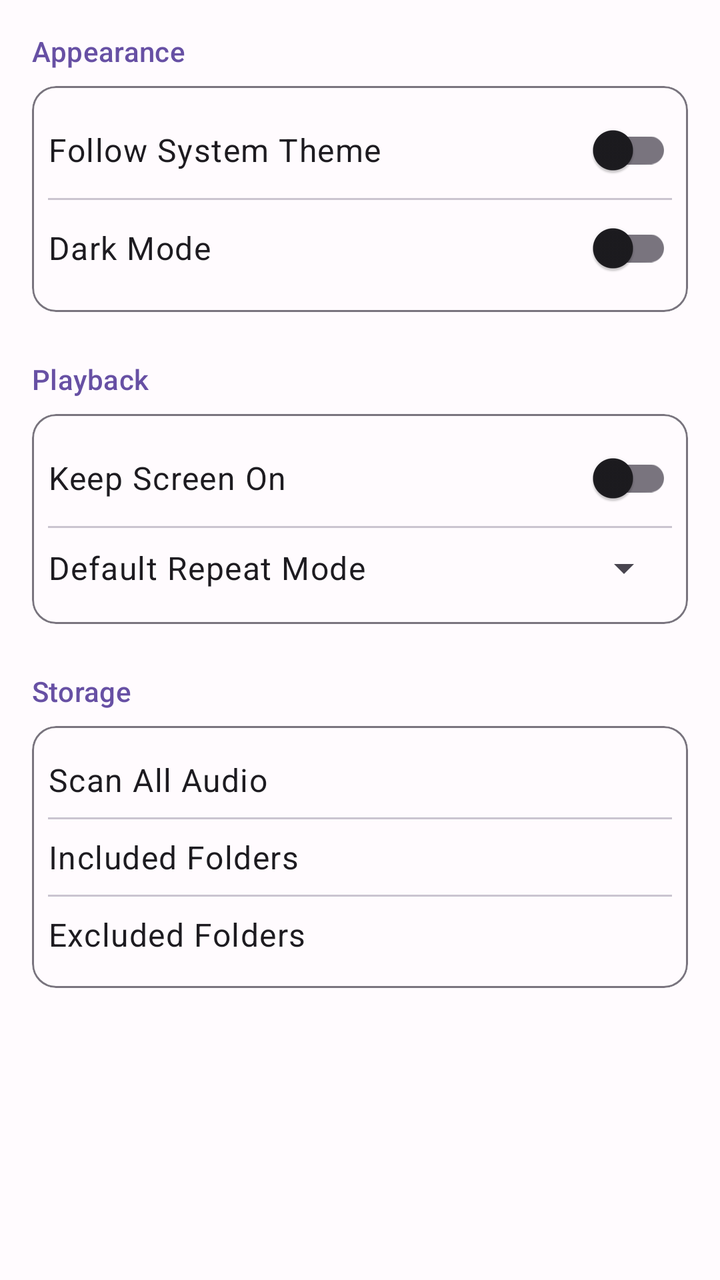
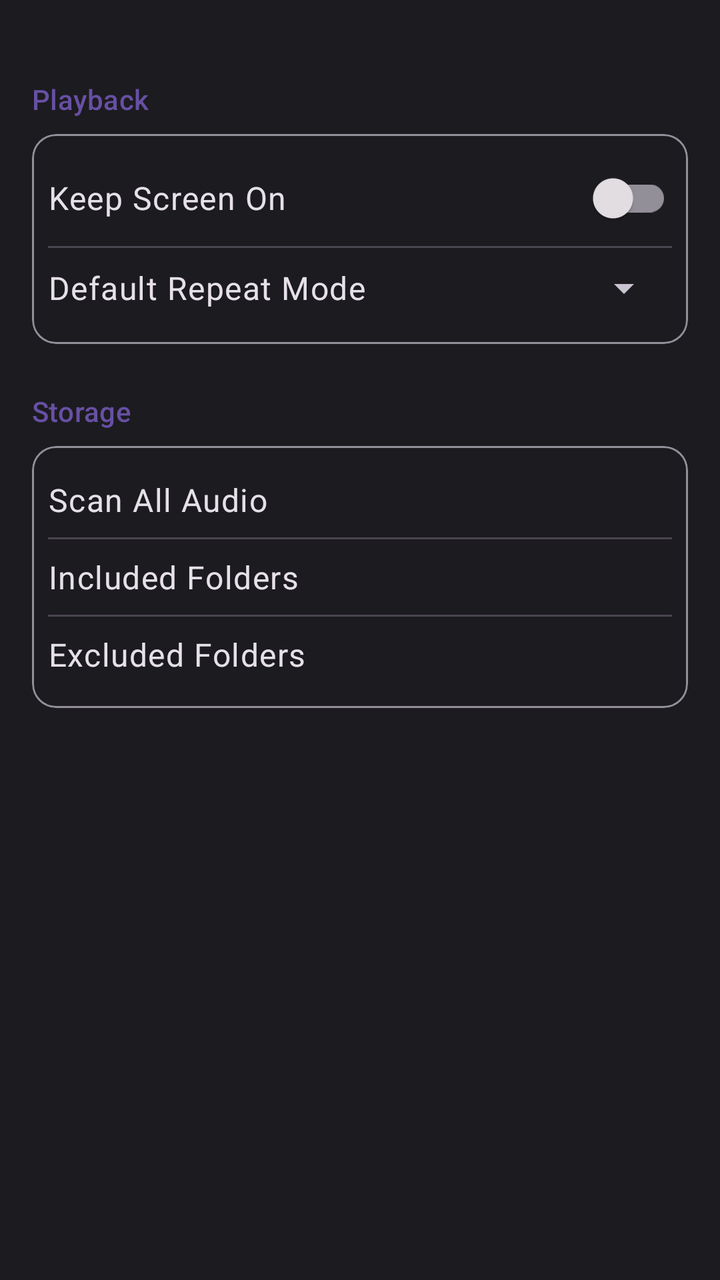

An Android layout rendered at two revisions. The XML below is the earlier revision; the diff shows what the commit changed to produce the second picture.
<!-- AndroidManifest.xml: application theme AppTheme -->
<!-- res/layout/fragment_settings.xml -->
<?xml version="1.0" encoding="utf-8"?>
<ScrollView xmlns:android="http://schemas.android.com/apk/res/android"
    xmlns:app="http://schemas.android.com/apk/res-auto"
    android:layout_width="match_parent"
    android:layout_height="match_parent"
    android:background="?attr/colorSurface">

    <LinearLayout
        android:layout_width="match_parent"
        android:layout_height="wrap_content"
        android:orientation="vertical"
        android:padding="@dimen/padding_medium">

        <TextView
            android:layout_width="wrap_content"
            android:layout_height="wrap_content"
            android:text="Appearance"
            android:textAppearance="?attr/textAppearanceTitleSmall"
            android:textColor="?attr/colorPrimary" />

        <com.google.android.material.card.MaterialCardView
            android:layout_width="match_parent"
            android:layout_height="wrap_content"
            android:layout_marginTop="@dimen/padding_small"
            app:cardElevation="0dp"
            app:strokeWidth="1dp"
            app:strokeColor="?attr/colorOutline">

            <LinearLayout
                android:layout_width="match_parent"
                android:layout_height="wrap_content"
                android:orientation="vertical"
                android:padding="@dimen/padding_small">

                <androidx.appcompat.widget.SwitchCompat
                    android:id="@+id/follow_system_switch"
                    android:layout_width="match_parent"
                    android:layout_height="wrap_content"
                    android:text="@string/follow_system"
                    android:textAppearance="?attr/textAppearanceBodyLarge" />

                <View
                    android:layout_width="match_parent"
                    android:layout_height="1dp"
                    android:background="?attr/colorOutlineVariant" />

                <androidx.appcompat.widget.SwitchCompat
                    android:id="@+id/dark_mode_switch"
                    android:layout_width="match_parent"
                    android:layout_height="wrap_content"
                    android:text="@string/dark_mode"
                    android:textAppearance="?attr/textAppearanceBodyLarge" />

            </LinearLayout>

        </com.google.android.material.card.MaterialCardView>

        <TextView
            android:layout_width="wrap_content"
            android:layout_height="wrap_content"
            android:layout_marginTop="@dimen/padding_large"
            android:text="Playback"
            android:textAppearance="?attr/textAppearanceTitleSmall"
            android:textColor="?attr/colorPrimary" />

        <com.google.android.material.card.MaterialCardView
            android:layout_width="match_parent"
            android:layout_height="wrap_content"
            android:layout_marginTop="@dimen/padding_small"
            app:cardElevation="0dp"
            app:strokeWidth="1dp"
            app:strokeColor="?attr/colorOutline">

            <LinearLayout
                android:layout_width="match_parent"
                android:layout_height="wrap_content"
                android:orientation="vertical"
                android:padding="@dimen/padding_small">

                <androidx.appcompat.widget.SwitchCompat
                    android:id="@+id/keep_screen_on_switch"
                    android:layout_width="match_parent"
                    android:layout_height="wrap_content"
                    android:text="@string/keep_screen_on"
                    android:textAppearance="?attr/textAppearanceBodyLarge" />

                <View
                    android:layout_width="match_parent"
                    android:layout_height="1dp"
                    android:background="?attr/colorOutlineVariant" />

                <LinearLayout
                    android:layout_width="match_parent"
                    android:layout_height="wrap_content"
                    android:gravity="center_vertical"
                    android:orientation="horizontal"
                    android:paddingVertical="@dimen/padding_small">

                    <TextView
                        android:layout_width="0dp"
                        android:layout_height="wrap_content"
                        android:layout_weight="1"
                        android:text="@string/default_repeat_mode"
                        android:textAppearance="?attr/textAppearanceBodyLarge" />

                    <Spinner
                        android:id="@+id/default_repeat_spinner"
                        android:layout_width="wrap_content"
                        android:layout_height="wrap_content" />

                </LinearLayout>

            </LinearLayout>

        </com.google.android.material.card.MaterialCardView>

        <TextView
            android:layout_width="wrap_content"
            android:layout_height="wrap_content"
            android:layout_marginTop="@dimen/padding_large"
            android:text="Storage"
            android:textAppearance="?attr/textAppearanceTitleSmall"
            android:textColor="?attr/colorPrimary" />

        <com.google.android.material.card.MaterialCardView
            android:layout_width="match_parent"
            android:layout_height="wrap_content"
            android:layout_marginTop="@dimen/padding_small"
            app:cardElevation="0dp"
            app:strokeWidth="1dp"
            app:strokeColor="?attr/colorOutline">

            <LinearLayout
                android:layout_width="match_parent"
                android:layout_height="wrap_content"
                android:orientation="vertical"
                android:padding="@dimen/padding_small">

                <TextView
                    android:layout_width="match_parent"
                    android:layout_height="wrap_content"
                    android:paddingVertical="@dimen/padding_small"
                    android:text="@string/scan_all_audio"
                    android:textAppearance="?attr/textAppearanceBodyLarge" />

                <View
                    android:layout_width="match_parent"
                    android:layout_height="1dp"
                    android:background="?attr/colorOutlineVariant" />

                <TextView
                    android:layout_width="match_parent"
                    android:layout_height="wrap_content"
                    android:paddingVertical="@dimen/padding_small"
                    android:text="@string/included_folders"
                    android:textAppearance="?attr/textAppearanceBodyLarge" />

                <View
                    android:layout_width="match_parent"
                    android:layout_height="1dp"
                    android:background="?attr/colorOutlineVariant" />

                <TextView
                    android:layout_width="match_parent"
                    android:layout_height="wrap_content"
                    android:paddingVertical="@dimen/padding_small"
                    android:text="@string/excluded_folders"
                    android:textAppearance="?attr/textAppearanceBodyLarge" />

            </LinearLayout>

        </com.google.android.material.card.MaterialCardView>

    </LinearLayout>

</ScrollView>
<!-- resources referenced by this layout -->
<resources>
  <dimen name="padding_large">24dp</dimen>
  <dimen name="padding_medium">16dp</dimen>
  <dimen name="padding_small">8dp</dimen>
  <string name="dark_mode">Dark Mode</string>
  <string name="default_repeat_mode">Default Repeat Mode</string>
  <string name="excluded_folders">Excluded Folders</string>
  <string name="follow_system">Follow System Theme</string>
  <string name="included_folders">Included Folders</string>
  <string name="keep_screen_on">Keep Screen On</string>
  <string name="scan_all_audio">Scan All Audio</string>
  <style name="AppTheme" parent="Theme.Material3.DayNight.NoActionBar">
          <item name="colorPrimary">@color/primary</item>
          <item name="colorOnPrimary">@color/on_primary</item>
          <item name="colorPrimaryContainer">@color/primary_container</item>
          <item name="colorOnPrimaryContainer">@color/on_primary_container</item>
          <item name="colorSecondary">@color/secondary</item>
          <item name="colorOnSecondary">@color/on_secondary</item>
          <item name="colorSecondaryContainer">@color/secondary_container</item>
          <item name="colorOnSecondaryContainer">@color/on_secondary_container</item>
          <item name="android:colorBackground">@color/background</item>
          <item name="colorOnBackground">@color/on_background</item>
          <item name="colorSurface">@color/surface</item>
          <item name="colorOnSurface">@color/on_surface</item>
          <item name="colorSurfaceVariant">@color/surface_variant</item>
          <item name="colorOnSurfaceVariant">@color/on_surface_variant</item>
          <item name="colorError">@color/error</item>
          <item name="colorOnError">@color/on_error</item>
          <item name="android:statusBarColor">@android:color/transparent</item>
          <item name="android:navigationBarColor">@android:color/transparent</item>
      </style>
  <color name="primary">#FF6750A4</color>
  <color name="on_primary">#FFFFFFFF</color>
  <color name="primary_container">#FFEADDFF</color>
  <color name="on_primary_container">#FF21005D</color>
  <color name="secondary">#FF625B71</color>
  <color name="on_secondary">#FFFFFFFF</color>
  <color name="secondary_container">#FFE8DEF8</color>
  <color name="on_secondary_container">#FF1D192B</color>
  <color name="background">#FFFFFBFE</color>
  <color name="on_background">#FF1C1B1F</color>
  <color name="surface">#FFFFFBFE</color>
  <color name="on_surface">#FF1C1B1F</color>
  <color name="surface_variant">#FFE7E0EC</color>
  <color name="on_surface_variant">#FF49454F</color>
  <color name="error">#FFB3261E</color>
  <color name="on_error">#FFFFFFFF</color>
</resources>

<!-- the commit's change to res/layout/fragment_settings.xml (unified diff, before → after) -->
@@ -10,50 +10,6 @@
         android:layout_height="wrap_content"
         android:orientation="vertical"
         android:padding="@dimen/padding_medium">
-
-        <TextView
-            android:layout_width="wrap_content"
-            android:layout_height="wrap_content"
-            android:text="Appearance"
-            android:textAppearance="?attr/textAppearanceTitleSmall"
-            android:textColor="?attr/colorPrimary" />
-
-        <com.google.android.material.card.MaterialCardView
-            android:layout_width="match_parent"
-            android:layout_height="wrap_content"
-            android:layout_marginTop="@dimen/padding_small"
-            app:cardElevation="0dp"
-            app:strokeWidth="1dp"
-            app:strokeColor="?attr/colorOutline">
-
-            <LinearLayout
-                android:layout_width="match_parent"
-                android:layout_height="wrap_content"
-                android:orientation="vertical"
-                android:padding="@dimen/padding_small">
-
-                <androidx.appcompat.widget.SwitchCompat
-                    android:id="@+id/follow_system_switch"
-                    android:layout_width="match_parent"
-                    android:layout_height="wrap_content"
-                    android:text="@string/follow_system"
-                    android:textAppearance="?attr/textAppearanceBodyLarge" />
-
-                <View
-                    android:layout_width="match_parent"
-                    android:layout_height="1dp"
-                    android:background="?attr/colorOutlineVariant" />
-
-                <androidx.appcompat.widget.SwitchCompat
-                    android:id="@+id/dark_mode_switch"
-                    android:layout_width="match_parent"
-                    android:layout_height="wrap_content"
-                    android:text="@string/dark_mode"
-                    android:textAppearance="?attr/textAppearanceBodyLarge" />
-
-            </LinearLayout>
-
-        </com.google.android.material.card.MaterialCardView>
 
         <TextView
             android:layout_width="wrap_content"
<!-- resource entries referenced after the edit -->
@@ -3,14 +3,12 @@
   <dimen name="padding_large">24dp</dimen>
   <dimen name="padding_medium">16dp</dimen>
   <dimen name="padding_small">8dp</dimen>
-  <string name="dark_mode">Dark Mode</string>
   <string name="default_repeat_mode">Default Repeat Mode</string>
   <string name="excluded_folders">Excluded Folders</string>
-  <string name="follow_system">Follow System Theme</string>
   <string name="included_folders">Included Folders</string>
   <string name="keep_screen_on">Keep Screen On</string>
   <string name="scan_all_audio">Scan All Audio</string>
-  <style name="AppTheme" parent="Theme.Material3.DayNight.NoActionBar">
+  <style name="AppTheme" parent="Theme.Material3.Dark.NoActionBar">
           <item name="colorPrimary">@color/primary</item>
           <item name="colorOnPrimary">@color/on_primary</item>
           <item name="colorPrimaryContainer">@color/primary_container</item>
@@ -32,19 +30,19 @@
       </style>
   <color name="primary">#FF6750A4</color>
   <color name="on_primary">#FFFFFFFF</color>
-  <color name="primary_container">#FFEADDFF</color>
-  <color name="on_primary_container">#FF21005D</color>
+  <color name="primary_container">#FF4F378B</color>
+  <color name="on_primary_container">#FFEADDFF</color>
   <color name="secondary">#FF625B71</color>
   <color name="on_secondary">#FFFFFFFF</color>
-  <color name="secondary_container">#FFE8DEF8</color>
-  <color name="on_secondary_container">#FF1D192B</color>
-  <color name="background">#FFFFFBFE</color>
-  <color name="on_background">#FF1C1B1F</color>
-  <color name="surface">#FFFFFBFE</color>
-  <color name="on_surface">#FF1C1B1F</color>
-  <color name="surface_variant">#FFE7E0EC</color>
-  <color name="on_surface_variant">#FF49454F</color>
-  <color name="error">#FFB3261E</color>
-  <color name="on_error">#FFFFFFFF</color>
+  <color name="secondary_container">#FF4A4458</color>
+  <color name="on_secondary_container">#FFE8DEF8</color>
+  <color name="background">#FF1C1B1F</color>
+  <color name="on_background">#FFE6E1E5</color>
+  <color name="surface">#FF1C1B1F</color>
+  <color name="on_surface">#FFE6E1E5</color>
+  <color name="surface_variant">#FF49454F</color>
+  <color name="on_surface_variant">#FFCAC4D0</color>
+  <color name="error">#FFF2B8B5</color>
+  <color name="on_error">#FF601410</color>
 </resources>
 
